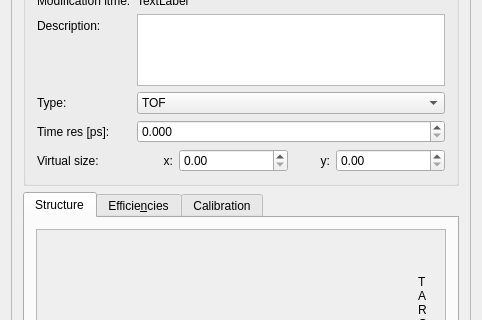
Before: the Qt Designer form ui_files/ui_request_detector_settings.ui in JYU-IBA/potku, drawn with Qt 5; both pictures show x 0 to 482 and y 116 to 436 of the 482 by 636 pixel window.
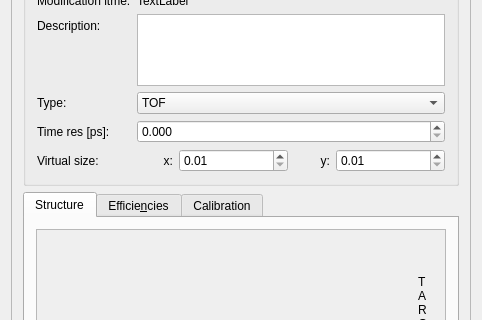
After: the same form once the commit is applied. Icons and pictures are not drawn.

Commit message: Added validation for settings. Correct limits and non-zero requirements are in place.

Patch:
```diff
--- a/ui_files/ui_request_detector_settings.ui
+++ b/ui_files/ui_request_detector_settings.ui
@@ -271,6 +271,12 @@
                     <verstretch>0</verstretch>
                    </sizepolicy>
                   </property>
+                  <property name="minimum">
+                   <double>0.010000000000000</double>
+                  </property>
+                  <property name="maximum">
+                   <double>9999.989999999999782</double>
+                  </property>
                  </widget>
                 </item>
                 <item>
@@ -297,6 +303,12 @@
                     <verstretch>0</verstretch>
                    </sizepolicy>
                   </property>
+                  <property name="minimum">
+                   <double>0.010000000000000</double>
+                  </property>
+                  <property name="maximum">
+                   <double>9999.989999999999782</double>
+                  </property>
                  </widget>
                 </item>
                </layout>
```
The commit also changes 4 other files.
